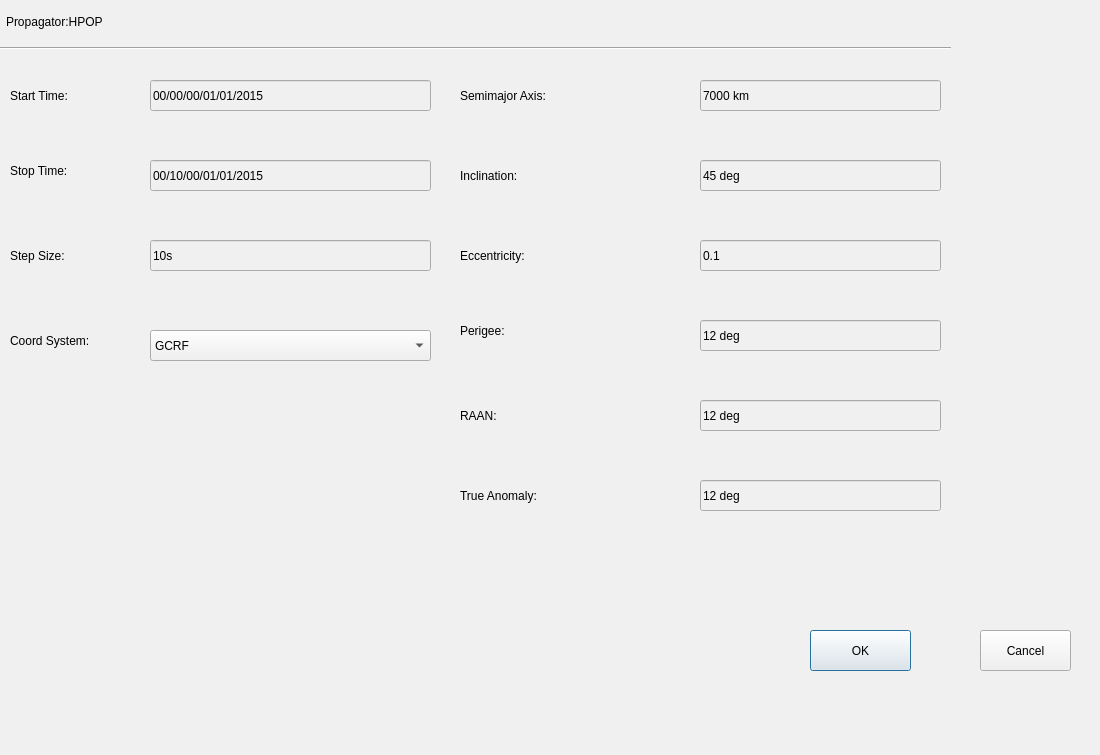
Qt form Parameter_Input.ui (loceyi/vlbiOrbitSimulation) before a commit.
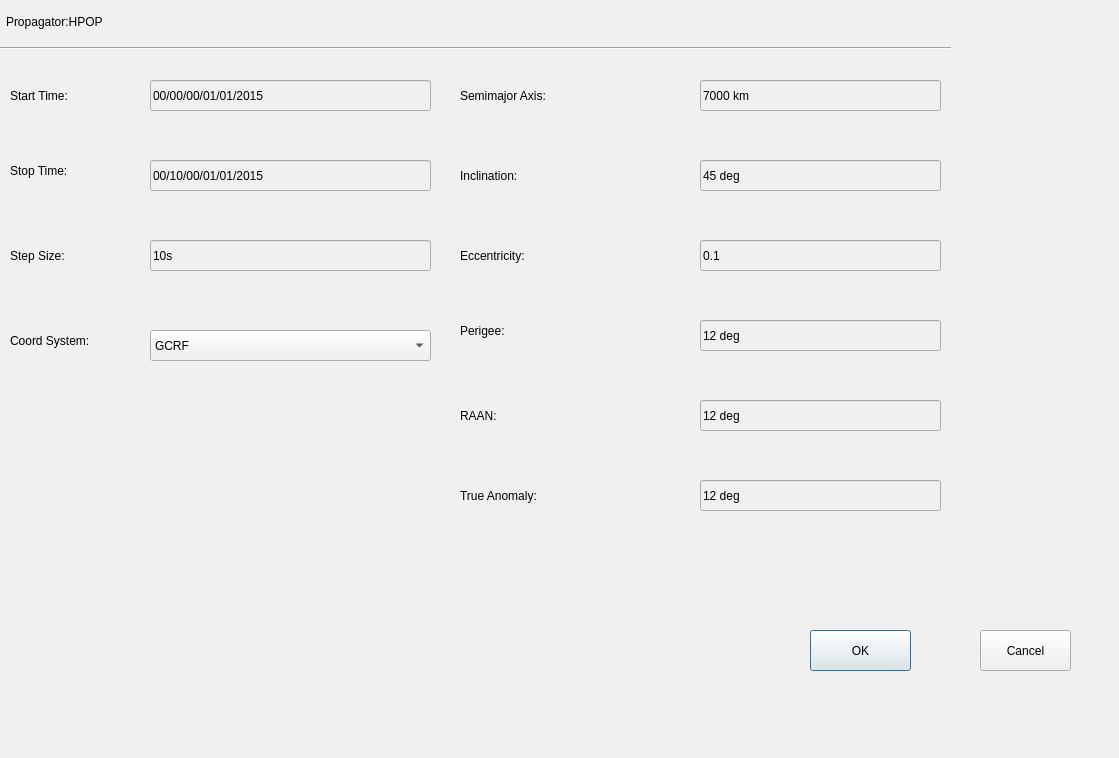
The same form after that commit.

The edit to the form file:
```diff
--- a/Parameter_Input.ui
+++ b/Parameter_Input.ui
@@ -12,8 +12,8 @@
    <rect>
     <x>0</x>
     <y>0</y>
-    <width>1100</width>
-    <height>755</height>
+    <width>1119</width>
+    <height>758</height>
    </rect>
   </property>
   <property name="sizePolicy">
```
